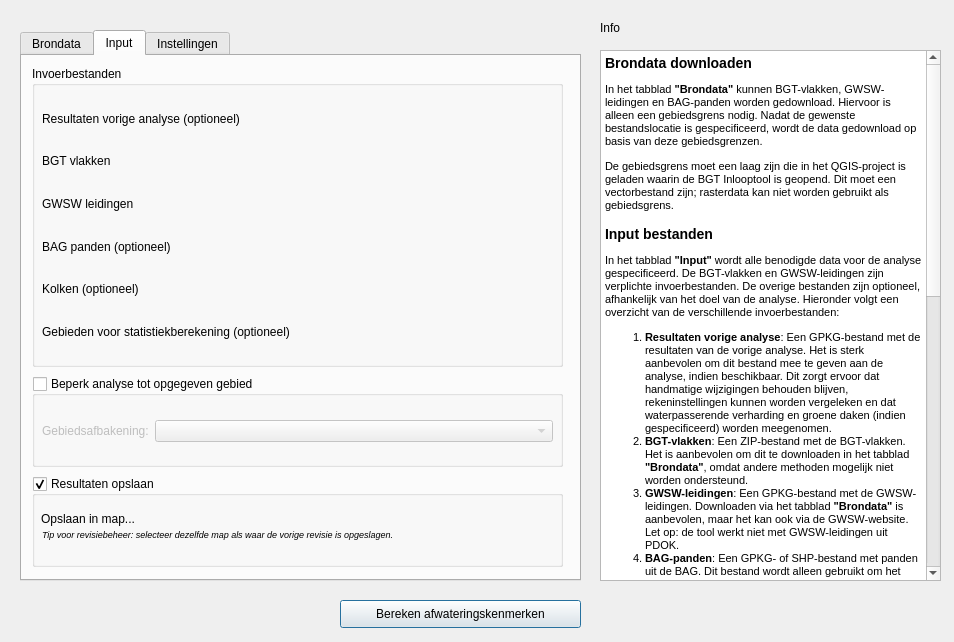
Qt form QGIS_plugin/bgtinlooptool/BGTInloopTool_dialog_base.ui (nens/bgt-inlooptool) before a commit.
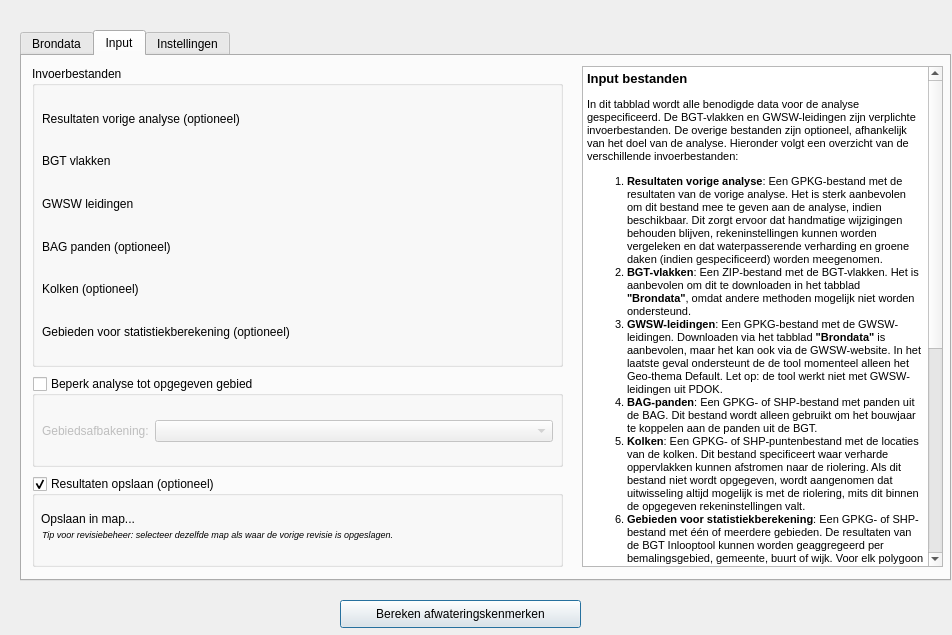
The same form after that commit. The open tabs and pages were chosen to show the change. Custom widgets are drawn as their Qt base class.

What changed in the file:
```diff
--- a/QGIS_plugin/bgtinlooptool/BGTInloopTool_dialog_base.ui
+++ b/QGIS_plugin/bgtinlooptool/BGTInloopTool_dialog_base.ui
@@ -6,8 +6,8 @@
    <rect>
     <x>0</x>
     <y>0</y>
-    <width>954</width>
-    <height>642</height>
+    <width>952</width>
+    <height>635</height>
    </rect>
   </property>
   <property name="windowTitle">
@@ -26,19 +26,6 @@
     <string>Bereken afwateringskenmerken</string>
    </property>
   </widget>
-  <widget class="QLabel" name="label_13">
-   <property name="geometry">
-    <rect>
-     <x>600</x>
-     <y>20</y>
-     <width>55</width>
-     <height>16</height>
-    </rect>
-   </property>
-   <property name="text">
-    <string>Info</string>
-   </property>
-  </widget>
   <widget class="QTabWidget" name="TabWidget">
    <property name="enabled">
     <bool>true</bool>
@@ -47,7 +34,7 @@
     <rect>
      <x>20</x>
      <y>30</y>
-     <width>561</width>
+     <width>931</width>
      <height>551</height>
     </rect>
    </property>
@@ -463,7 +450,7 @@
       </rect>
      </property>
      <property name="title">
-      <string>Resultaten opslaan</string>
+      <string>Resultaten opslaan (optioneel)</string>
      </property>
      <property name="checkable">
       <bool>true</bool>
@@ -520,6 +507,34 @@
       </property>
      </widget>
     </widget>
+    <widget class="QTextBrowser" name="textBrowser_3">
+     <property name="geometry">
+      <rect>
+       <x>560</x>
+       <y>10</y>
+       <width>361</width>
+       <height>501</height>
+      </rect>
+     </property>
+     <property name="html">
+      <string>&lt;!DOCTYPE HTML PUBLIC &quot;-//W3C//DTD HTML 4.0//EN&quot; &quot;http://www.w3.org/TR/REC-html40/strict.dtd&quot;&gt;
+&lt;html&gt;&lt;head&gt;&lt;meta name=&quot;qrichtext&quot; content=&quot;1&quot; /&gt;&lt;style type=&quot;text/css&quot;&gt;
+p, li { white-space: pre-wrap; }
+&lt;/style&gt;&lt;/head&gt;&lt;body style=&quot; font-family:'MS Shell Dlg 2'; font-size:8pt; font-weight:400; font-style:normal;&quot;&gt;
+&lt;p style=&quot; margin-top:0px; margin-bottom:0px; margin-left:0px; margin-right:0px; -qt-block-indent:0; text-indent:0px;&quot;&gt;&lt;span style=&quot; font-size:10pt; font-weight:600;&quot;&gt;Input bestanden&lt;/span&gt;&lt;/p&gt;
+&lt;p style=&quot; margin-top:12px; margin-bottom:12px; margin-left:0px; margin-right:0px; -qt-block-indent:0; text-indent:0px;&quot;&gt;In dit tabblad wordt alle benodigde data voor de analyse gespecificeerd. De BGT-vlakken en GWSW-leidingen zijn verplichte invoerbestanden. De overige bestanden zijn optioneel, afhankelijk van het doel van de analyse. Hieronder volgt een overzicht van de verschillende invoerbestanden:&lt;/p&gt;
+&lt;ol style=&quot;margin-top: 0px; margin-bottom: 0px; margin-left: 0px; margin-right: 0px; -qt-list-indent: 1;&quot;&gt;&lt;li style=&quot; margin-top:12px; margin-bottom:0px; margin-left:0px; margin-right:0px; -qt-block-indent:0; text-indent:0px;&quot;&gt;&lt;span style=&quot; font-weight:600;&quot;&gt;Resultaten vorige analyse&lt;/span&gt;: Een GPKG-bestand met de resultaten van de vorige analyse. Het is sterk aanbevolen om dit bestand mee te geven aan de analyse, indien beschikbaar. Dit zorgt ervoor dat handmatige wijzigingen behouden blijven, rekeninstellingen kunnen worden vergeleken en dat waterpasserende verharding en groene daken (indien gespecificeerd) worden meegenomen.&lt;/li&gt;
+&lt;li style=&quot; margin-top:0px; margin-bottom:0px; margin-left:0px; margin-right:0px; -qt-block-indent:0; text-indent:0px;&quot;&gt;&lt;span style=&quot; font-weight:600;&quot;&gt;BGT-vlakken&lt;/span&gt;: Een ZIP-bestand met de BGT-vlakken. Het is aanbevolen om dit te downloaden in het tabblad &lt;span style=&quot; font-weight:600;&quot;&gt;&amp;quot;Brondata&amp;quot;&lt;/span&gt;, omdat andere methoden mogelijk niet worden ondersteund.&lt;/li&gt;
+&lt;li style=&quot; margin-top:0px; margin-bottom:0px; margin-left:0px; margin-right:0px; -qt-block-indent:0; text-indent:0px;&quot;&gt;&lt;span style=&quot; font-weight:600;&quot;&gt;GWSW-leidingen&lt;/span&gt;: Een GPKG-bestand met de GWSW-leidingen. Downloaden via het tabblad &lt;span style=&quot; font-weight:600;&quot;&gt;&amp;quot;Brondata&amp;quot;&lt;/span&gt; is aanbevolen, maar het kan ook via de GWSW-website. In het laatste geval ondersteunt de de tool momenteel alleen het Geo-thema Default. Let op: de tool werkt niet met GWSW-leidingen uit PDOK.&lt;/li&gt;
+&lt;li style=&quot; margin-top:0px; margin-bottom:0px; margin-left:0px; margin-right:0px; -qt-block-indent:0; text-indent:0px;&quot;&gt;&lt;span style=&quot; font-weight:600;&quot;&gt;BAG-panden&lt;/span&gt;: Een GPKG- of SHP-bestand met panden uit de BAG. Dit bestand wordt alleen gebruikt om het bouwjaar te koppelen aan de panden uit de BGT.&lt;/li&gt;
+&lt;li style=&quot; margin-top:0px; margin-bottom:0px; margin-left:0px; margin-right:0px; -qt-block-indent:0; text-indent:0px;&quot;&gt;&lt;span style=&quot; font-weight:600;&quot;&gt;Kolken&lt;/span&gt;: Een GPKG- of SHP-puntenbestand met de locaties van de kolken. Dit bestand specificeert waar verharde oppervlakken kunnen afstromen naar de riolering. Als dit bestand niet wordt opgegeven, wordt aangenomen dat uitwisseling altijd mogelijk is met de riolering, mits dit binnen de opgegeven rekeninstellingen valt.&lt;/li&gt;
+&lt;li style=&quot; margin-top:0px; margin-bottom:12px; margin-left:0px; margin-right:0px; -qt-block-indent:0; text-indent:0px;&quot;&gt;&lt;span style=&quot; font-weight:600;&quot;&gt;Gebieden voor statistiekberekening&lt;/span&gt;: Een GPKG- of SHP-bestand met één of meerdere gebieden. De resultaten van de BGT Inlooptool kunnen worden geaggregeerd per bemalingsgebied, gemeente, buurt of wijk. Voor elk polygoon in het invoerbestand worden statistieken berekend, zoals de percentuele afwatering naar verschillende stelsels en het type verharding.&lt;/li&gt;&lt;/ol&gt;
+&lt;p style=&quot; margin-top:12px; margin-bottom:12px; margin-left:0px; margin-right:0px; -qt-block-indent:0; text-indent:0px;&quot;&gt;Het wordt aanbevolen om de analyse te beperken tot een klein interessegebied (bijvoorbeeld een wijk of een buurt) om de snelheid van de tool te verhogen. Hoe kleiner het gebied, des te sneller de analyse. &lt;span style=&quot; font-weight:600;&quot;&gt;De&lt;/span&gt; &lt;span style=&quot; font-weight:600;&quot;&gt;gebiedsafbakening&lt;/span&gt; moet een vectorlaag zijn die in het QGIS-project is geladen; rasterdata kan niet worden gebruikt als gebiedsafbakening.&lt;/p&gt;
+&lt;p style=&quot; margin-top:14px; margin-bottom:12px; margin-left:0px; margin-right:0px; -qt-block-indent:0; text-indent:0px;&quot;&gt;&lt;span style=&quot; font-size:10pt; font-weight:600;&quot;&gt;Resultaten opslaan&lt;/span&gt;&lt;/p&gt;
+&lt;p style=&quot; margin-top:12px; margin-bottom:12px; margin-left:0px; margin-right:0px; -qt-block-indent:0; text-indent:0px;&quot;&gt;De resultaten kunnen worden opgeslagen als een GPKG-bestand. Hiervoor hoeft alleen de bestandsmap te worden gespecificeerd. De bestandsnaam wordt bepaald door het revisienummer en de datum van de analyse. Als er geen resultaten van een eerdere analyse zijn meegegeven, wordt dit aangeduid met &amp;quot;v1&amp;quot;. Als er wel een vorige versie is, wordt in de laag &lt;span style=&quot; font-weight:600;&quot;&gt;&amp;quot;&lt;/span&gt;7.&lt;span style=&quot; font-weight:600;&quot;&gt; &lt;/span&gt;Rekeninstellingen&lt;span style=&quot; font-weight:600;&quot;&gt;&amp;quot;&lt;/span&gt; gekeken welke versie het nieuwe bestand krijgt. Voor revisiebeheer is het verstandig om dezelfde map te selecteren als waar de vorige revisie is opgeslagen.&lt;/p&gt;
+&lt;p style=&quot; margin-top:12px; margin-bottom:12px; margin-left:0px; margin-right:0px; -qt-block-indent:0; text-indent:0px;&quot;&gt;Het opslaan van resultaten is optioneel. Door het vinkje bij &lt;span style=&quot; font-weight:600;&quot;&gt;&amp;quot;Resultaten opslaan&amp;quot;&lt;/span&gt; uit te zetten, worden de resultaten als een tijdelijke QGIS-laag ingeladen. Dit versnelt de analyse, maar de resultaten gaan verloren als QGIS wordt afgesloten. Wanneer de resultaten worden opgeslagen als GPKG, worden de styling en eventuele handmatige wijzigingen automatisch bijgehouden.&lt;/p&gt;&lt;/body&gt;&lt;/html&gt;</string>
+     </property>
+    </widget>
    </widget>
    <widget class="QWidget" name="settings_tab">
     <attribute name="title">
@@ -668,41 +683,26 @@
       <string>Reset instellingen</string>
      </property>
     </widget>
-   </widget>
-  </widget>
-  <widget class="QTextBrowser" name="textBrowser">
-   <property name="geometry">
-    <rect>
-     <x>600</x>
-     <y>50</y>
-     <width>341</width>
-     <height>531</height>
-    </rect>
-   </property>
-   <property name="html">
-    <string>&lt;!DOCTYPE HTML PUBLIC &quot;-//W3C//DTD HTML 4.0//EN&quot; &quot;http://www.w3.org/TR/REC-html40/strict.dtd&quot;&gt;
+    <widget class="QTextBrowser" name="textBrowser_4">
+     <property name="geometry">
+      <rect>
+       <x>560</x>
+       <y>10</y>
+       <width>361</width>
+       <height>501</height>
+      </rect>
+     </property>
+     <property name="html">
+      <string>&lt;!DOCTYPE HTML PUBLIC &quot;-//W3C//DTD HTML 4.0//EN&quot; &quot;http://www.w3.org/TR/REC-html40/strict.dtd&quot;&gt;
 &lt;html&gt;&lt;head&gt;&lt;meta name=&quot;qrichtext&quot; content=&quot;1&quot; /&gt;&lt;style type=&quot;text/css&quot;&gt;
 p, li { white-space: pre-wrap; }
 &lt;/style&gt;&lt;/head&gt;&lt;body style=&quot; font-family:'MS Shell Dlg 2'; font-size:8pt; font-weight:400; font-style:normal;&quot;&gt;
-&lt;p style=&quot; margin-top:14px; margin-bottom:12px; margin-left:0px; margin-right:0px; -qt-block-indent:0; text-indent:0px;&quot;&gt;&lt;span style=&quot; font-size:large; font-weight:600;&quot;&gt;Brondata downloaden&lt;/span&gt;&lt;/p&gt;
-&lt;p style=&quot; margin-top:12px; margin-bottom:12px; margin-left:0px; margin-right:0px; -qt-block-indent:0; text-indent:0px;&quot;&gt;In het tabblad &lt;span style=&quot; font-weight:600;&quot;&gt;&amp;quot;Brondata&amp;quot;&lt;/span&gt; kunnen BGT-vlakken, GWSW-leidingen en BAG-panden worden gedownload. Hiervoor is alleen een gebiedsgrens nodig. Nadat de gewenste bestandslocatie is gespecificeerd, wordt de data gedownload op basis van deze gebiedsgrenzen.&lt;/p&gt;
-&lt;p style=&quot; margin-top:12px; margin-bottom:12px; margin-left:0px; margin-right:0px; -qt-block-indent:0; text-indent:0px;&quot;&gt;De gebiedsgrens moet een laag zijn die in het QGIS-project is geladen waarin de BGT Inlooptool is geopend. Dit moet een vectorbestand zijn; rasterdata kan niet worden gebruikt als gebiedsgrens.&lt;/p&gt;
-&lt;p style=&quot; margin-top:14px; margin-bottom:12px; margin-left:0px; margin-right:0px; -qt-block-indent:0; text-indent:0px;&quot;&gt;&lt;span style=&quot; font-size:large; font-weight:600;&quot;&gt;Input bestanden&lt;/span&gt;&lt;/p&gt;
-&lt;p style=&quot; margin-top:12px; margin-bottom:12px; margin-left:0px; margin-right:0px; -qt-block-indent:0; text-indent:0px;&quot;&gt;In het tabblad &lt;span style=&quot; font-weight:600;&quot;&gt;&amp;quot;Input&amp;quot;&lt;/span&gt; wordt alle benodigde data voor de analyse gespecificeerd. De BGT-vlakken en GWSW-leidingen zijn verplichte invoerbestanden. De overige bestanden zijn optioneel, afhankelijk van het doel van de analyse. Hieronder volgt een overzicht van de verschillende invoerbestanden:&lt;/p&gt;
-&lt;ol style=&quot;margin-top: 0px; margin-bottom: 0px; margin-left: 0px; margin-right: 0px; -qt-list-indent: 1;&quot;&gt;&lt;li style=&quot; margin-top:12px; margin-bottom:0px; margin-left:0px; margin-right:0px; -qt-block-indent:0; text-indent:0px;&quot;&gt;&lt;span style=&quot; font-weight:600;&quot;&gt;Resultaten vorige analyse&lt;/span&gt;: Een GPKG-bestand met de resultaten van de vorige analyse. Het is sterk aanbevolen om dit bestand mee te geven aan de analyse, indien beschikbaar. Dit zorgt ervoor dat handmatige wijzigingen behouden blijven, rekeninstellingen kunnen worden vergeleken en dat waterpasserende verharding en groene daken (indien gespecificeerd) worden meegenomen.&lt;/li&gt;
-&lt;li style=&quot; margin-top:0px; margin-bottom:0px; margin-left:0px; margin-right:0px; -qt-block-indent:0; text-indent:0px;&quot;&gt;&lt;span style=&quot; font-weight:600;&quot;&gt;BGT-vlakken&lt;/span&gt;: Een ZIP-bestand met de BGT-vlakken. Het is aanbevolen om dit te downloaden in het tabblad &lt;span style=&quot; font-weight:600;&quot;&gt;&amp;quot;Brondata&amp;quot;&lt;/span&gt;, omdat andere methoden mogelijk niet worden ondersteund.&lt;/li&gt;
-&lt;li style=&quot; margin-top:0px; margin-bottom:0px; margin-left:0px; margin-right:0px; -qt-block-indent:0; text-indent:0px;&quot;&gt;&lt;span style=&quot; font-weight:600;&quot;&gt;GWSW-leidingen&lt;/span&gt;: Een GPKG-bestand met de GWSW-leidingen. Downloaden via het tabblad &lt;span style=&quot; font-weight:600;&quot;&gt;&amp;quot;Brondata&amp;quot;&lt;/span&gt; is aanbevolen, maar het kan ook via de GWSW-website. Let op: de tool werkt niet met GWSW-leidingen uit PDOK.&lt;/li&gt;
-&lt;li style=&quot; margin-top:0px; margin-bottom:0px; margin-left:0px; margin-right:0px; -qt-block-indent:0; text-indent:0px;&quot;&gt;&lt;span style=&quot; font-weight:600;&quot;&gt;BAG-panden&lt;/span&gt;: Een GPKG- of SHP-bestand met panden uit de BAG. Dit bestand wordt alleen gebruikt om het bouwjaar te koppelen aan de panden uit de BGT.&lt;/li&gt;
-&lt;li style=&quot; margin-top:0px; margin-bottom:0px; margin-left:0px; margin-right:0px; -qt-block-indent:0; text-indent:0px;&quot;&gt;&lt;span style=&quot; font-weight:600;&quot;&gt;Kolken&lt;/span&gt;: Een GPKG- of SHP-bestand met de locaties van de kolken.&lt;/li&gt;
-&lt;li style=&quot; margin-top:0px; margin-bottom:12px; margin-left:0px; margin-right:0px; -qt-block-indent:0; text-indent:0px;&quot;&gt;&lt;span style=&quot; font-weight:600;&quot;&gt;Gebieden voor statistiekberekening&lt;/span&gt;: Een GPKG- of SHP-bestand met één of meerdere gebieden. De resultaten van de BGT Inlooptool kunnen worden geaggregeerd per bemalingsgebied, gemeente, buurt of wijk. Voor elk polygoon in het invoerbestand worden statistieken berekend, zoals de percentuele afwatering naar verschillende stelsels en het type verharding.&lt;/li&gt;&lt;/ol&gt;
-&lt;p style=&quot; margin-top:12px; margin-bottom:12px; margin-left:0px; margin-right:0px; -qt-block-indent:0; text-indent:0px;&quot;&gt;Het wordt aanbevolen om de analyse te beperken tot een klein interessegebied om de snelheid van de tool te verhogen. &lt;span style=&quot; font-weight:600;&quot;&gt;De&lt;/span&gt; &lt;span style=&quot; font-weight:600;&quot;&gt;gebiedsafbakening&lt;/span&gt; moet een vectorlaag zijn die in het QGIS-project is geladen; rasterdata kan niet worden gebruikt als gebiedsafbakening.&lt;/p&gt;
-&lt;p style=&quot; margin-top:14px; margin-bottom:12px; margin-left:0px; margin-right:0px; -qt-block-indent:0; text-indent:0px;&quot;&gt;&lt;span style=&quot; font-size:large; font-weight:600;&quot;&gt;Resultaten opslaan&lt;/span&gt;&lt;/p&gt;
-&lt;p style=&quot; margin-top:12px; margin-bottom:12px; margin-left:0px; margin-right:0px; -qt-block-indent:0; text-indent:0px;&quot;&gt;De resultaten kunnen worden opgeslagen als een GPKG-bestand. Hiervoor hoeft alleen de bestandsmap te worden gespecificeerd. De bestandsnaam wordt bepaald door het revisienummer. Als er geen resultaten van een eerdere analyse zijn meegegeven, wordt dit aangeduid met &amp;quot;v1&amp;quot;. Als er wel een vorige versie is, wordt in de laag &lt;span style=&quot; font-weight:600;&quot;&gt;&amp;quot;&lt;/span&gt;7.&lt;span style=&quot; font-weight:600;&quot;&gt; &lt;/span&gt;Rekeninstellingen&lt;span style=&quot; font-weight:600;&quot;&gt;&amp;quot;&lt;/span&gt; gekeken welke versie het nieuwe bestand krijgt. Voor revisiebeheer is het verstandig om dezelfde map te selecteren als waar de vorige revisie is opgeslagen.&lt;/p&gt;
-&lt;p style=&quot; margin-top:12px; margin-bottom:12px; margin-left:0px; margin-right:0px; -qt-block-indent:0; text-indent:0px;&quot;&gt;Het opslaan van resultaten is optioneel. Door het vinkje bij &lt;span style=&quot; font-weight:600;&quot;&gt;&amp;quot;Resultaten opslaan&amp;quot;&lt;/span&gt; uit te zetten, worden de resultaten als een tijdelijke QGIS-laag ingeladen. Dit versnelt de analyse, maar de resultaten gaan verloren als QGIS wordt afgesloten. Wanneer de resultaten worden opgeslagen als GPKG, worden de styling en eventuele handmatige wijzigingen automatisch bijgehouden.&lt;/p&gt;
-&lt;p style=&quot; margin-top:14px; margin-bottom:12px; margin-left:0px; margin-right:0px; -qt-block-indent:0; text-indent:0px;&quot;&gt;&lt;span style=&quot; font-size:large; font-weight:600;&quot;&gt;Instellingen&lt;/span&gt;&lt;/p&gt;
+&lt;p style=&quot; margin-top:0px; margin-bottom:0px; margin-left:0px; margin-right:0px; -qt-block-indent:0; text-indent:0px;&quot;&gt;&lt;span style=&quot; font-size:10pt; font-weight:600;&quot;&gt;Instellingen&lt;/span&gt;&lt;/p&gt;
 &lt;p style=&quot; margin-top:12px; margin-bottom:12px; margin-left:0px; margin-right:0px; -qt-block-indent:0; text-indent:0px;&quot;&gt;De instellingen beïnvloeden de koppeling tussen BGT-vlakken en GWSW-leidingen. Voor meer details over specifieke instellingen, zie de handleiding van de BGT Inlooptool. Elke instelling heeft een 'default-waarde' en kan worden gereset met de resetknop.&lt;/p&gt;
-&lt;p style=&quot; margin-top:12px; margin-bottom:12px; margin-left:0px; margin-right:0px; -qt-block-indent:0; text-indent:0px;&quot;&gt;Als ervoor wordt gekozen om leidingcodes te koppelen, worden de kolommen met codes gevuld op basis van het rioleringstype waar het vlak naar afwatert. Als deze optie niet wordt gebruikt, blijven deze kolommen leeg en verborgen in de inlooptabel.&lt;/p&gt;&lt;/body&gt;&lt;/html&gt;</string>
-   </property>
+&lt;p style=&quot; margin-top:12px; margin-bottom:12px; margin-left:0px; margin-right:0px; -qt-block-indent:0; text-indent:0px;&quot;&gt;Als ervoor wordt gekozen om leidingcodes te koppelen, worden de kolommen met codes gevuld op basis van het rioleringstype waar het vlak naar afwatert. De kolom 'naam' uit het leidingenbestand wordt gebruikt als leidingcode. Als deze optie niet wordt gebruikt, blijven deze kolommen leeg en verborgen in de inlooptabel.&lt;/p&gt;&lt;/body&gt;&lt;/html&gt;</string>
+     </property>
+    </widget>
+   </widget>
   </widget>
  </widget>
  <customwidgets>
```
Left out of the diff: 25 changed lines with no effect on the pictures.
